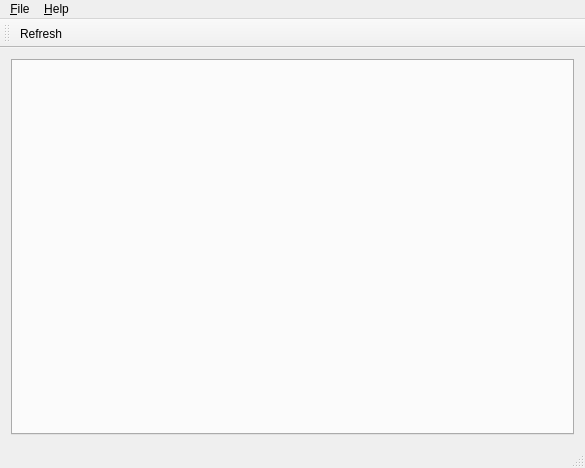
Before: the Qt Designer form src/mainwindow.ui in billw2012/DogeMarkets, drawn with Qt 5.
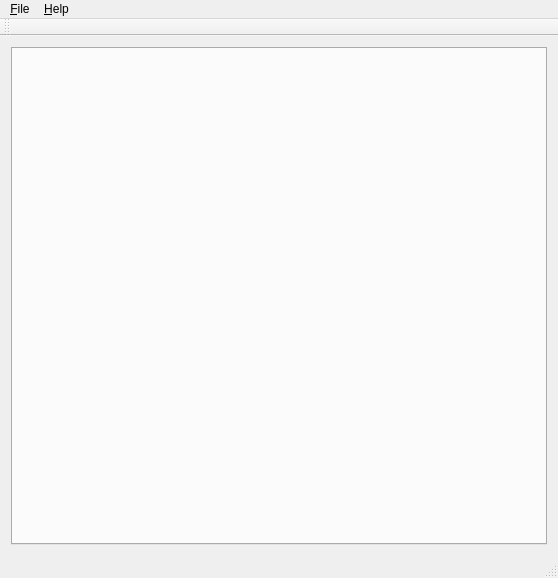
After: the same form once the commit is applied.

```diff
--- a/src/mainwindow.ui
+++ b/src/mainwindow.ui
@@ -6,8 +6,8 @@
    <rect>
     <x>0</x>
     <y>0</y>
-    <width>585</width>
-    <height>468</height>
+    <width>558</width>
+    <height>578</height>
    </rect>
   </property>
   <property name="windowTitle">
@@ -32,7 +32,7 @@
     <rect>
      <x>0</x>
      <y>0</y>
-     <width>585</width>
+     <width>558</width>
      <height>21</height>
     </rect>
    </property>
@@ -60,7 +60,6 @@
    <attribute name="toolBarBreak">
     <bool>false</bool>
    </attribute>
-   <addaction name="actionRefreshMarketData"/>
   </widget>
   <widget class="QStatusBar" name="statusBar"/>
   <action name="action_Quit">
@@ -84,17 +83,6 @@
     <string>F1</string>
    </property>
   </action>
-  <action name="actionRefreshMarketData">
-   <property name="text">
-    <string>Refresh</string>
-   </property>
-   <property name="toolTip">
-    <string>Refresh Market Data</string>
-   </property>
-   <property name="shortcut">
-    <string>F5</string>
-   </property>
-  </action>
  </widget>
  <layoutdefault spacing="6" margin="11"/>
  <resources/>
```
